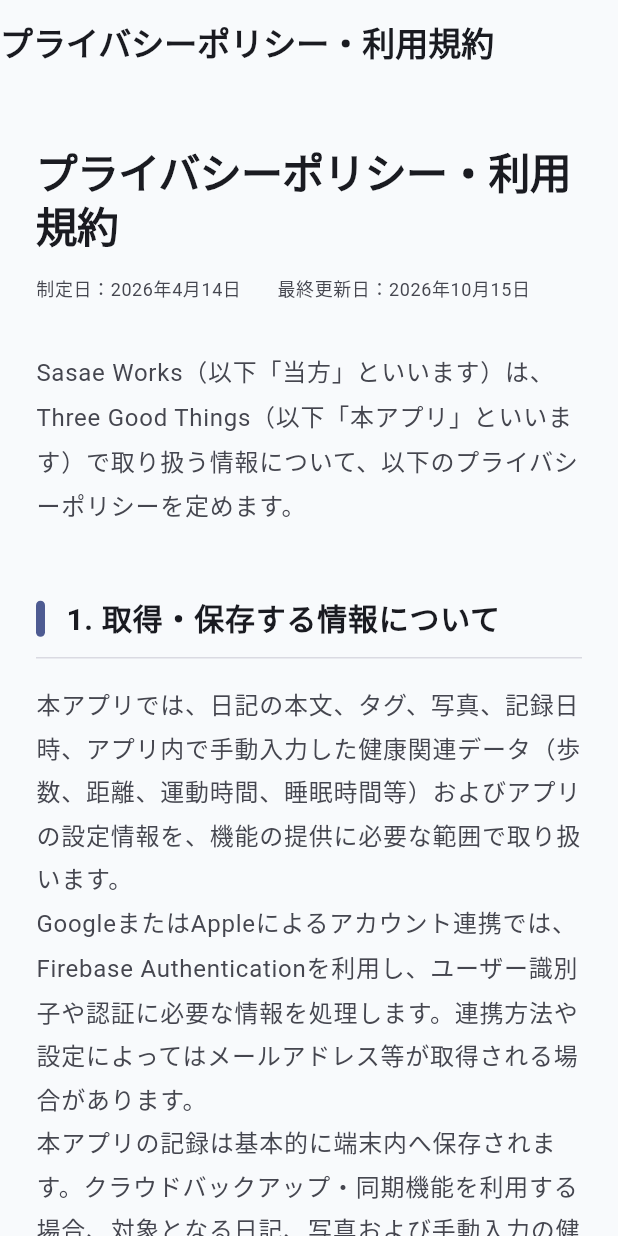
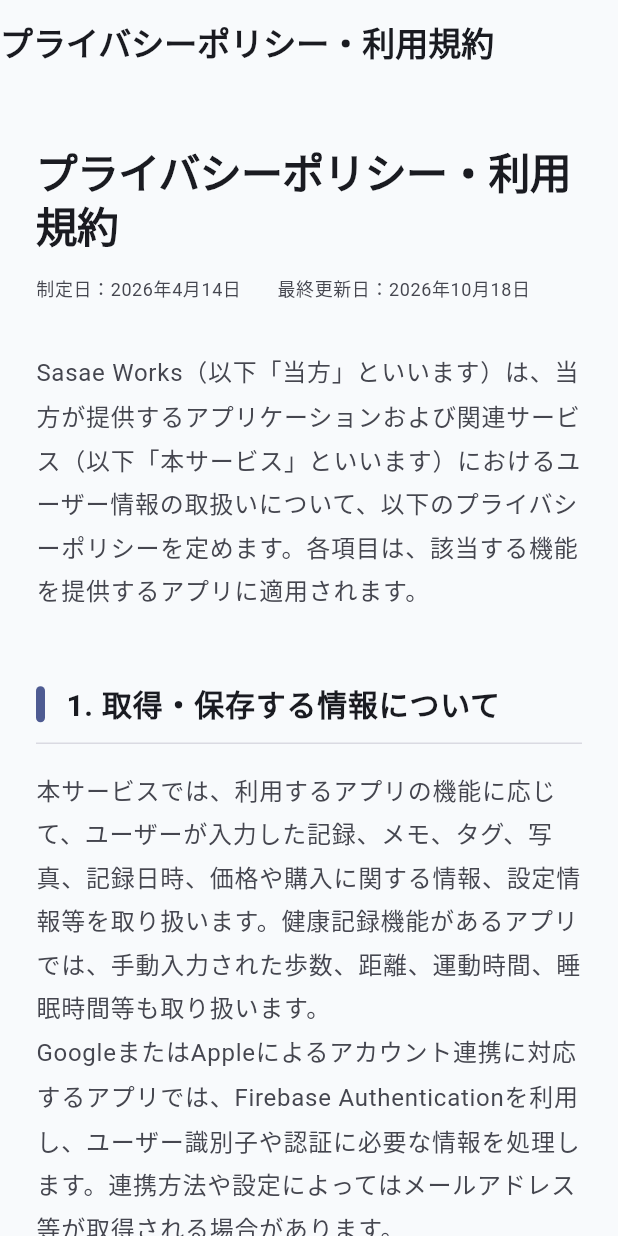
Before and after one commit to sasae-works/sasae_portal, a Flutter app: the PrivacyPolicyScreen screen opened by its route, on a phone screen of 412 x 824 dp. Run offline on Flutter 3.47's test engine with Material 3 defaults, Android fonts, the phone set to English and light mode, and no system bars; our stand-ins replace go_router, google_fonts.

Commit message:
プライバシーポリシー更新健康データ追加

```diff
--- a/lib/screens/privacy_policy_screen.dart
+++ b/lib/screens/privacy_policy_screen.dart
@@ -48,7 +48,7 @@
                             ),
                             const SizedBox(width: 24),
                             Text(
-                              '最終更新日：2026年10月15日',
+                              '最終更新日：2026年10月18日',
                               style: textTheme.bodySmall?.copyWith(
                                 color: scheme.onSurfaceVariant,
                               ),
@@ -57,7 +57,7 @@
                         ),
                         const SizedBox(height: 32),
                         Text(
-                          'Sasae Works（以下「当方」といいます）は、Three Good Things（以下「本アプリ」といいます）で取り扱う情報について、以下のプライバシーポリシーを定めます。',
+                          'Sasae Works（以下「当方」といいます）は、当方が提供するアプリケーションおよび関連サービス（以下「本サービス」といいます）におけるユーザー情報の取扱いについて、以下のプライバシーポリシーを定めます。各項目は、該当する機能を提供するアプリに適用されます。',
                           style: textTheme.bodyLarge?.copyWith(
                             height: 1.8,
                             color: scheme.onSurfaceVariant,
@@ -68,49 +68,49 @@
                           scheme,
                           textTheme,
                           '1. 取得・保存する情報について',
-                          '本アプリでは、日記の本文、タグ、写真、記録日時、アプリ内で手動入力した健康関連データ（歩数、距離、運動時間、睡眠時間等）およびアプリの設定情報を、機能の提供に必要な範囲で取り扱います。\nGoogleまたはAppleによるアカウント連携では、Firebase Authenticationを利用し、ユーザー識別子や認証に必要な情報を処理します。連携方法や設定によってはメールアドレス等が取得される場合があります。\n本アプリの記録は基本的に端末内へ保存されます。クラウドバックアップ・同期機能を利用する場合、対象となる日記、写真および手動入力の健康関連データを、Google LLCが提供するFirebase（Cloud Firestore・Cloud Storage）へ送信し、保存・復元・同期に利用します。自動取得した健康データは、このバックアップの対象としません。',
+                          '本サービスでは、利用するアプリの機能に応じて、ユーザーが入力した記録、メモ、タグ、写真、記録日時、価格や購入に関する情報、設定情報等を取り扱います。健康記録機能があるアプリでは、手動入力された歩数、距離、運動時間、睡眠時間等も取り扱います。\nGoogleまたはAppleによるアカウント連携に対応するアプリでは、Firebase Authenticationを利用し、ユーザー識別子や認証に必要な情報を処理します。連携方法や設定によってはメールアドレス等が取得される場合があります。\n記録は原則として端末内に保存されます。Firebaseによるクラウドバックアップ・同期に対応するアプリで当該機能を利用する場合、バックアップ対象の記録や写真等をGoogle LLCが提供するFirebase（Cloud Firestore・Cloud Storage）へ送信し、保存・復元・同期に利用します。対象データはアプリや機能によって異なります。健康関連データの取扱いについては第5項に定めます。',
                         ),
 
                         _buildSection(
                           scheme,
                           textTheme,
                           '2. 広告配信について（Google AdMob）',
-                          '本アプリは、Google LLCが提供するGoogle AdMobを使用します。広告の表示、効果測定、不正利用防止等のため、広告識別子（利用可能な場合）、端末情報、広告の表示・操作に関する情報等がGoogleに送信される場合があります。これらの情報の取扱いはGoogleのプライバシーポリシー等に従います。\n広告のパーソナライズやトラッキングに関する設定は、端末のプライバシー設定等から変更できます。',
+                          '広告を表示するアプリでは、Google LLCが提供するGoogle AdMobを使用します。広告の表示、効果測定、不正利用防止等のため、広告識別子（利用可能な場合）、端末情報、広告の表示・操作に関する情報等がGoogleに送信される場合があります。これらの情報の取扱いはGoogleのプライバシーポリシー等に従います。\n広告のパーソナライズやトラッキングに関する設定は、端末のプライバシー設定等から変更できます。',
                         ),
 
                         _buildSection(
                           scheme,
                           textTheme,
                           '3. アプリ内課金について（RevenueCat）',
-                          '本アプリでは、サブスクリプションおよびアプリ内購入の提供・購入状態の確認に、AppleまたはGoogleの決済機能とRevenueCatを使用します。購入商品、購入日時、契約状態、購入に関係する識別子等が、これらのサービスで処理されます。クレジットカード番号等の決済情報は、各ストアの決済システムにより取り扱われます。',
+                          'アプリ内課金を提供するアプリでは、AppleまたはGoogleの決済機能を使用します。RevenueCatを導入しているアプリでは、購入状態の確認・管理にも同サービスを使用します。購入商品、購入日時、契約状態、購入に関係する識別子等が、これらのサービスで処理されます。クレジットカード番号等の決済情報は、各ストアの決済システムにより取り扱われます。',
                         ),
 
                         _buildSection(
                           scheme,
                           textTheme,
                           '4. 写真・カメラの利用について',
-                          '本アプリでは、ユーザーが選択した写真やカメラで撮影した画像を日記に添付できます。画像は端末内に保存され、クラウドバックアップ・同期機能の利用時にはFirebase Cloud Storageにも保存される場合があります。画像は日記の表示、保存、復元、同期のために使用します。',
+                          '写真の添付やカメラ撮影に対応するアプリでは、ユーザーが選択または撮影した画像を、記録への添付、表示、保存等に利用します。画像は通常端末内に保存され、Firebaseによる画像バックアップ・同期に対応するアプリで当該機能を利用する場合は、Firebase Cloud Storageにも保存されることがあります。',
                         ),
 
                         _buildSection(
                           scheme,
                           textTheme,
-                          '5. 健康データの利用とデータ管理',
-                          '本アプリでは、ユーザーの許可に基づき、Appleヘルスケア（HealthKit）またはAndroidのヘルスコネクト（Health Connect）から、歩数、移動距離、運動・活動時間、睡眠に関する情報を取得し、記録の表示や振り返りに使用します。許可する項目はOSや端末によって異なり、アクセス権限は端末の設定から変更できます。\nこれらのサービスから自動取得した健康データは、Firebaseのバックアップ・同期対象に含めません。アプリ内でユーザーが手動入力した健康関連データは、バックアップ・同期機能を利用する場合、Firebaseに保存されることがあります。\nクラウド上の記録にはFirebase Authenticationによるユーザー認証とFirestore等のアクセス制御を適用します。ただし、当方が運営するFirebaseプロジェクトにデータが保存されるため、当方が一切管理しないというものではありません。健康データを広告配信のために使用したり、広告事業者へ提供したりすることは意図していません。',
+                          '5. 健康データの利用について',
+                            '一部のアプリでは、ユーザーの許可に基づき、Appleヘルスケア（HealthKit）またはAndroidのヘルスコネクト（Health Connect）から、歩数、距離、運動時間、睡眠時間等の情報を取得する場合があります。取得した健康データは、アプリ内での表示や記録の振り返りに利用します。健康データの保存方法やクラウド同期の対象範囲は、アプリの機能に応じて異なります。現在提供している健康データ連携機能では、HealthKit・Health Connectから自動取得した健康データはクラウドバックアップ・同期の対象とせず、ユーザーが手動入力した健康関連データは、対応するバックアップ・同期機能を利用する場合にFirebaseへ保存されることがあります。健康データを広告配信の目的で利用したり、広告事業者に提供したりすることはありません。'
                         ),
 
                         _buildSection(
                           scheme,
                           textTheme,
                           '6. データの保存期間・削除について',
-                          '端末内のデータは、ユーザーによる削除またはアプリのアンインストール等により失われる場合があります。一方、Firebaseに保存されたバックアップデータは、アプリをアンインストールするだけでは削除されません。\n本アプリの設定画面から提供されるデータ削除機能により、対象データを削除できます。削除対象や処理範囲は操作内容によって異なります。削除処理に不具合がある場合や削除を希望する場合は、第8項の連絡先へお問い合わせください。',
+                          '端末内のデータは、ユーザーによる削除またはアプリのアンインストール等により失われる場合があります。一方、Firebaseに保存されたバックアップデータは、アプリをアンインストールするだけでは削除されません。\nデータ削除機能を提供するアプリでは、設定画面等から対象データを削除できます。削除対象や処理範囲は操作内容によって異なります。削除処理に不具合がある場合や削除を希望する場合は、第8項の連絡先へお問い合わせください。',
                         ),
 
                         _buildSection(
                           scheme,
                           textTheme,
                           '7. 外部サービス・ポリシーの変更について',
-                          '本アプリでは、Firebase（認証・クラウド保存）、Google AdMob（広告配信）、RevenueCat（購入管理）、Apple・Googleの決済サービス等を利用します。各サービスにおける情報の取扱いには、それぞれのプライバシーポリシーが適用されます。\n当方は、機能やデータの取扱いの変更に応じて本ポリシーを改訂する場合があります。重要な変更については、アプリ内または適切な方法で案内します。',
+                          '本サービスでは、アプリごとに必要な範囲でFirebase（認証・クラウド保存）、Google AdMob（広告配信）、RevenueCat（購入管理）、Apple・Googleの決済サービス等を利用します。各サービスにおける情報の取扱いには、それぞれのプライバシーポリシーが適用されます。\n当方は、機能やデータの取扱いの変更に応じて本ポリシーを改訂する場合があります。重要な変更については、アプリ内または適切な方法で案内します。',
                         ),
 
                         _buildSection(
@@ -141,7 +141,7 @@
                             ),
                             const SizedBox(width: 24),
                             Text(
-                              '最終更新日：2026年10月15日',
+                              '最終更新日：2026年10月18日',
                               style: textTheme.bodySmall?.copyWith(
                                 color: scheme.onSurfaceVariant,
                               ),
@@ -150,7 +150,7 @@
                         ),
                         const SizedBox(height: 32),
                         Text(
-                          '本規約は、Sasae Works（以下「当方」といいます）が提供するThree Good Things（以下「本アプリ」といいます）の利用条件を定めます。',
+                          '本規約は、Sasae Works（以下「当方」といいます）が提供するアプリケーションおよび関連サービス（以下「本サービス」といいます）の利用条件を定めます。',
                           style: textTheme.bodyLarge?.copyWith(
                             height: 1.8,
                             color: scheme.onSurfaceVariant,
@@ -161,42 +161,42 @@
                           scheme,
                           textTheme,
                           '第1条（適用）',
-                          '本規約は、本アプリの利用に関するユーザーと当方との関係に適用されます。',
+                          '本規約は、本サービスの利用に関するユーザーと当方との関係に適用されます。',
                         ),
 
                         _buildSection(
                           scheme,
                           textTheme,
                           '第2条（利用環境・データの保存）',
-                          '1. ユーザーは、本アプリの利用に必要な端末、通信環境等を自己の責任と費用で用意するものとします。\n2. アプリを削除すると端末内のデータが失われる場合があります。クラウドバックアップを利用している場合、バックアップが残っていれば復元できることがあります。\n3. クラウドバックアップ・同期は、通信状況、認証状態、サービス障害等により利用できない場合があります。重要な記録については、ユーザー自身でも適切な管理を行ってください。',
+                          '1. ユーザーは、本サービスの利用に必要な端末、通信環境等を自己の責任と費用で用意するものとします。\n2. アプリを削除すると端末内のデータが失われる場合があります。対応アプリでクラウドバックアップを利用している場合、バックアップが残っていれば復元できることがあります。\n3. 対応アプリのクラウドバックアップ・同期は、通信状況、認証状態、サービス障害等により利用できない場合があります。重要な記録については、ユーザー自身でも適切な管理を行ってください。',
                         ),
 
                         _buildSection(
                           scheme,
                           textTheme,
                           '第3条（アプリ内課金・サブスクリプション）',
-                          '1. 本アプリの一部機能は有料です。料金、期間、提供内容は購入画面に表示します。\n2. 自動更新型サブスクリプションは、各ストアの定める方法で解約しない限り更新されます。アプリの削除やサインアウトだけでは解約されません。\n3. 購入、請求、返金についてはAppleまたはGoogleの適用される規約・手続きに従います。',
+                          '1. 本サービスには有料機能を提供するアプリがあります。料金、期間、提供内容は購入画面に表示します。\n2. 自動更新型サブスクリプションは、各ストアの定める方法で解約しない限り更新されます。アプリの削除やサインアウトだけでは解約されません。\n3. 購入、請求、返金についてはAppleまたはGoogleの適用される規約・手続きに従います。',
                         ),
 
                         _buildSection(
                           scheme,
                           textTheme,
                           '第4条（禁止事項）',
-                          '1. 法令または第三者の権利を侵害する行為。\n2. 本アプリや関連サービスの運営を妨害し、または不正アクセスを行う行為。\n3. 不具合を悪用し、データやサービスに不正な影響を与える行為。\n4. その他、当方が合理的な理由に基づき不適切と判断する行為。',
+                          '1. 法令または第三者の権利を侵害する行為。\n2. 本サービスの運営を妨害し、または不正アクセスを行う行為。\n3. 不具合を悪用し、データやサービスに不正な影響を与える行為。\n4. その他、当方が合理的な理由に基づき不適切と判断する行為。',
                         ),
 
                         _buildSection(
                           scheme,
                           textTheme,
                           '第5条（サービスの変更・終了）',
-                          '当方は、必要に応じて本アプリの機能を変更、停止または終了する場合があります。ユーザーへの影響が大きい変更については、可能な範囲で事前に案内します。',
+                          '当方は、必要に応じて本サービスの機能を変更、停止または終了する場合があります。ユーザーへの影響が大きい変更については、可能な範囲で事前に案内します。',
                         ),
 
                         _buildSection(
                           scheme,
                           textTheme,
                           '第6条（免責・責任）',
-                          '本アプリは日常の記録と振り返りを支援するものであり、医療上の診断、治療、助言を提供するものではありません。健康データの表示や集計には端末・連携サービス等に由来する誤差が生じる場合があります。\n当方は、本アプリの完全な無停止運用やデータの完全な保全を保証するものではありません。ただし、法令上免責が認められない責任については、この限りではありません。',
+                          '本サービスは、記録・管理・情報提供等の利便性向上を目的とします。健康データを扱う機能は医療上の診断、治療、助言を提供するものではありません。健康データの表示や集計には端末・連携サービス等に由来する誤差が生じる場合があります。\n当方は、本サービスの完全な無停止運用やデータの完全な保全を保証するものではありません。ただし、法令上免責が認められない責任については、この限りではありません。',
                         ),
                         _buildSection(
                           scheme,
@@ -209,7 +209,7 @@
                           scheme,
                           textTheme,
                           '第8条（準拠法・裁判管轄）',
-                          '本規約には日本法を適用します。本アプリに関する紛争の管轄裁判所は、適用される法令に従って定めるものとします。',
+                          '本規約には日本法を適用します。本サービスに関する紛争の管轄裁判所は、適用される法令に従って定めるものとします。',
                         ),
 
                         _buildSection(
```
